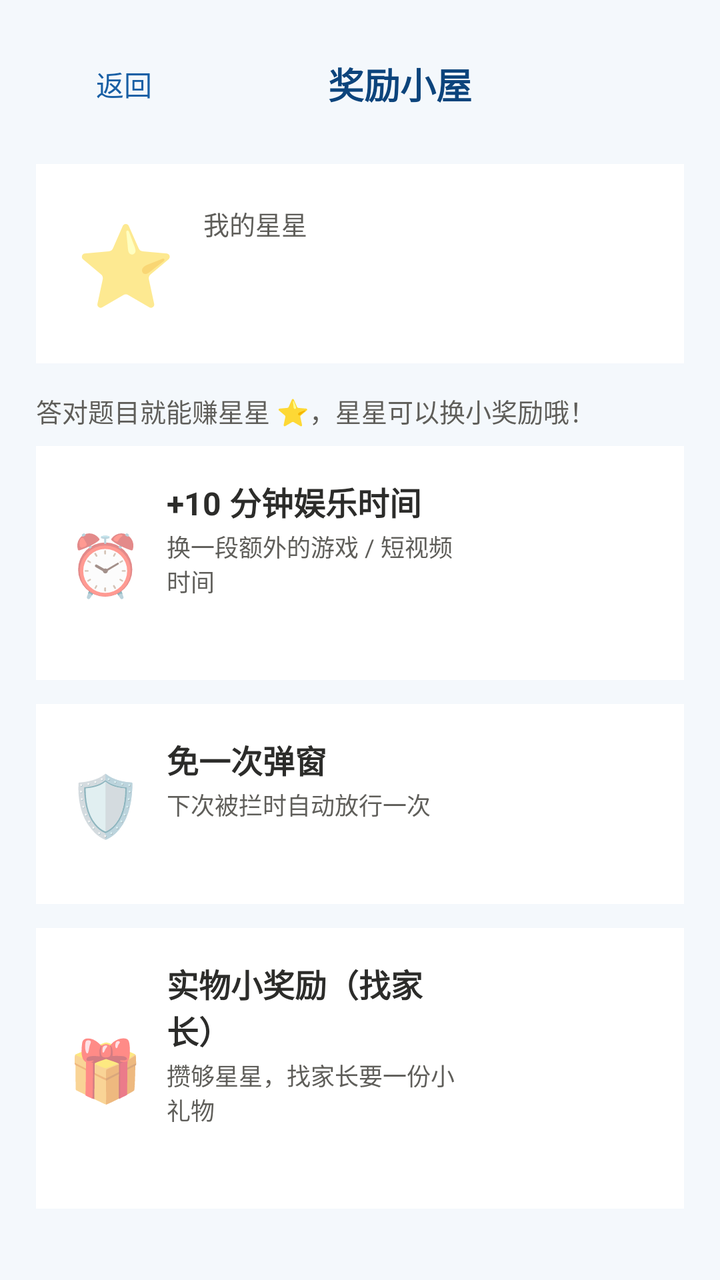
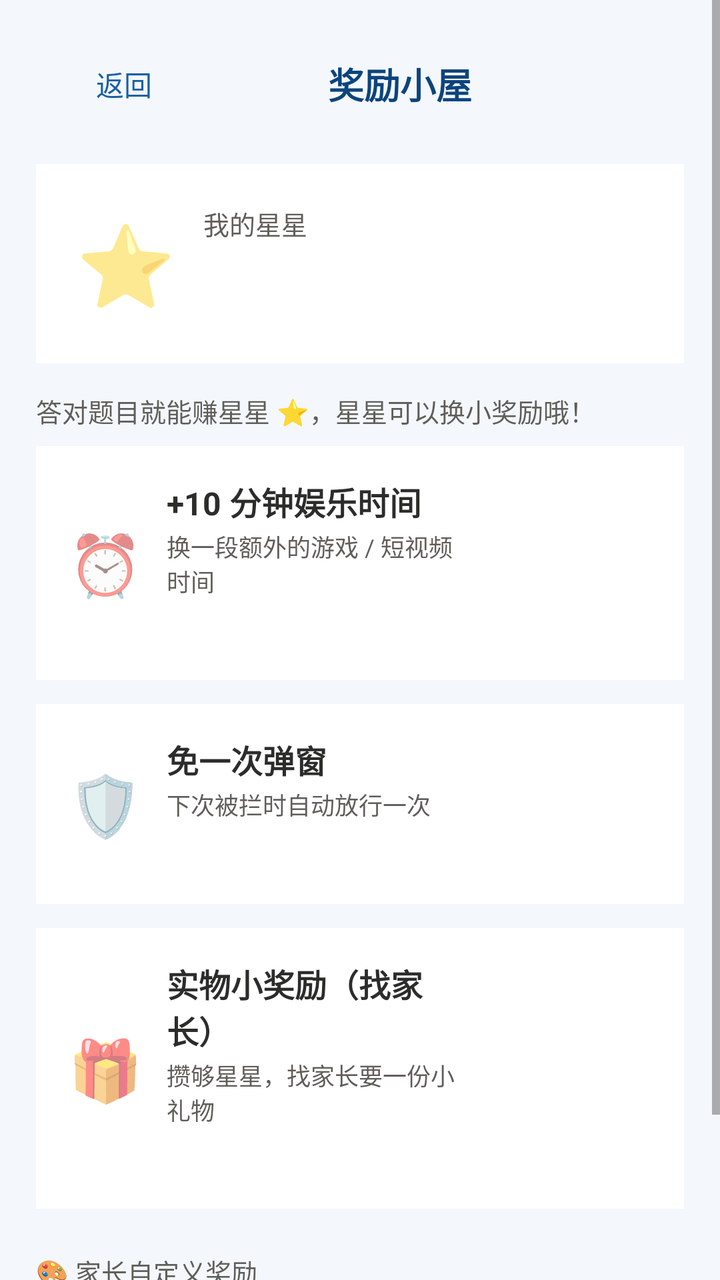

The first picture is an Android layout as it rendered before a commit; the second is the same layout after the commit. The layout source and the unified diff follow.
<!-- AndroidManifest.xml: application theme Theme.KidsGuard -->
<!-- res/layout/activity_reward.xml -->
<?xml version="1.0" encoding="utf-8"?>
<ScrollView xmlns:android="http://schemas.android.com/apk/res/android"
    android:layout_width="match_parent"
    android:layout_height="match_parent"
    android:background="?attr/kgPageBg">

    <LinearLayout
        android:layout_width="match_parent"
        android:layout_height="wrap_content"
        android:orientation="vertical"
        android:paddingStart="18dp"
        android:paddingEnd="18dp"
        android:paddingTop="18dp"
        android:paddingBottom="28dp">

        
        <LinearLayout
            android:layout_width="match_parent"
            android:layout_height="wrap_content"
            android:orientation="horizontal"
            android:gravity="center_vertical">

            <Button
                android:id="@+id/btnBack"
                style="?android:attr/borderlessButtonStyle"
                android:layout_width="wrap_content"
                android:layout_height="wrap_content"
                android:text="@string/practice_back"
                android:textColor="?attr/kgBrand" />

            <TextView
                android:layout_width="0dp"
                android:layout_height="wrap_content"
                android:layout_weight="1"
                android:gravity="center"
                android:text="@string/reward_title"
                android:textColor="?attr/kgBrandDark"
                android:textSize="18sp"
                android:textStyle="bold" />

            <View
                android:layout_width="48dp"
                android:layout_height="1dp" />
        </LinearLayout>

        
        <LinearLayout
            android:layout_width="match_parent"
            android:layout_height="wrap_content"
            android:layout_marginTop="16dp"
            android:orientation="horizontal"
            android:gravity="center_vertical"
            android:background="?attr/kgCardBg"
            android:padding="20dp">

            <TextView
                android:layout_width="wrap_content"
                android:layout_height="wrap_content"
                android:text="⭐"
                android:textSize="40sp" />

            <LinearLayout
                android:layout_width="0dp"
                android:layout_height="wrap_content"
                android:layout_weight="1"
                android:orientation="vertical"
                android:layout_marginStart="14dp">

                <TextView
                    android:layout_width="wrap_content"
                    android:layout_height="wrap_content"
                    android:text="@string/reward_star_label"
                    android:textColor="@color/text_sub"
                    android:textSize="13sp" />

                <TextView
                    android:id="@+id/tvStars"
                    android:layout_width="wrap_content"
                    android:layout_height="wrap_content"
                    android:textColor="?attr/kgBrand"
                    android:textSize="30sp"
                    android:textStyle="bold" />
            </LinearLayout>
        </LinearLayout>

        <TextView
            android:layout_width="wrap_content"
            android:layout_height="wrap_content"
            android:layout_marginTop="14dp"
            android:layout_marginBottom="8dp"
            android:text="@string/reward_intro"
            android:textColor="@color/text_sub"
            android:textSize="13sp" />

        
        <LinearLayout
            android:layout_width="match_parent"
            android:layout_height="wrap_content"
            android:orientation="horizontal"
            android:gravity="center_vertical"
            android:background="?attr/kgCardBg"
            android:padding="16dp"
            android:layout_marginBottom="12dp">

            <TextView
                android:layout_width="wrap_content"
                android:layout_height="wrap_content"
                android:text="⏰"
                android:textSize="30sp" />

            <LinearLayout
                android:layout_width="0dp"
                android:layout_height="wrap_content"
                android:layout_weight="1"
                android:orientation="vertical"
                android:layout_marginStart="12dp">

                <TextView
                    android:layout_width="wrap_content"
                    android:layout_height="wrap_content"
                    android:text="@string/reward_item_time"
                    android:textColor="@color/text_main"
                    android:textSize="16sp"
                    android:textStyle="bold" />

                <TextView
                    android:layout_width="wrap_content"
                    android:layout_height="wrap_content"
                    android:layout_marginTop="2dp"
                    android:text="@string/reward_item_time_desc"
                    android:textColor="@color/text_sub"
                    android:textSize="12sp" />

                <TextView
                    android:id="@+id/tvCostTime"
                    android:layout_width="wrap_content"
                    android:layout_height="wrap_content"
                    android:layout_marginTop="6dp"
                    android:textColor="?attr/kgBrand"
                    android:textSize="14sp"
                    android:textStyle="bold" />
            </LinearLayout>

            <Button
                android:id="@+id/btnExchangeTime"
                style="@style/CartoonButton"
                android:layout_width="wrap_content"
                android:text="@string/reward_btn_exchange" />
        </LinearLayout>

        
        <LinearLayout
            android:layout_width="match_parent"
            android:layout_height="wrap_content"
            android:orientation="horizontal"
            android:gravity="center_vertical"
            android:background="?attr/kgCardBg"
            android:padding="16dp"
            android:layout_marginBottom="12dp">

            <TextView
                android:layout_width="wrap_content"
                android:layout_height="wrap_content"
                android:text="🛡️"
                android:textSize="30sp" />

            <LinearLayout
                android:layout_width="0dp"
                android:layout_height="wrap_content"
                android:layout_weight="1"
                android:orientation="vertical"
                android:layout_marginStart="12dp">

                <TextView
                    android:layout_width="wrap_content"
                    android:layout_height="wrap_content"
                    android:text="@string/reward_item_pass"
                    android:textColor="@color/text_main"
                    android:textSize="16sp"
                    android:textStyle="bold" />

                <TextView
                    android:layout_width="wrap_content"
                    android:layout_height="wrap_content"
                    android:layout_marginTop="2dp"
                    android:text="@string/reward_item_pass_desc"
                    android:textColor="@color/text_sub"
                    android:textSize="12sp" />

                <TextView
                    android:id="@+id/tvCostPass"
                    android:layout_width="wrap_content"
                    android:layout_height="wrap_content"
                    android:layout_marginTop="6dp"
                    android:textColor="?attr/kgBrand"
                    android:textSize="14sp"
                    android:textStyle="bold" />
            </LinearLayout>

            <Button
                android:id="@+id/btnExchangePass"
                style="@style/CartoonButton"
                android:layout_width="wrap_content"
                android:text="@string/reward_btn_exchange" />
        </LinearLayout>

        
        <LinearLayout
            android:layout_width="match_parent"
            android:layout_height="wrap_content"
            android:orientation="horizontal"
            android:gravity="center_vertical"
            android:background="?attr/kgCardBg"
            android:padding="16dp">

            <TextView
                android:layout_width="wrap_content"
                android:layout_height="wrap_content"
                android:text="🎁"
                android:textSize="30sp" />

            <LinearLayout
                android:layout_width="0dp"
                android:layout_height="wrap_content"
                android:layout_weight="1"
                android:orientation="vertical"
                android:layout_marginStart="12dp">

                <TextView
                    android:layout_width="wrap_content"
                    android:layout_height="wrap_content"
                    android:text="@string/reward_item_gift"
                    android:textColor="@color/text_main"
                    android:textSize="16sp"
                    android:textStyle="bold" />

                <TextView
                    android:layout_width="wrap_content"
                    android:layout_height="wrap_content"
                    android:layout_marginTop="2dp"
                    android:text="@string/reward_item_gift_desc"
                    android:textColor="@color/text_sub"
                    android:textSize="12sp" />

                <TextView
                    android:id="@+id/tvCostGift"
                    android:layout_width="wrap_content"
                    android:layout_height="wrap_content"
                    android:layout_marginTop="6dp"
                    android:textColor="?attr/kgBrand"
                    android:textSize="14sp"
                    android:textStyle="bold" />
            </LinearLayout>

            <Button
                android:id="@+id/btnExchangeGift"
                style="@style/CartoonButton"
                android:layout_width="wrap_content"
                android:text="@string/reward_btn_exchange" />
        </LinearLayout>

    </LinearLayout>
</ScrollView>
<!-- resources referenced by this layout -->
<resources>
  <color name="text_main">#2C2C2A</color>
  <color name="text_sub">#5F5E5A</color>
  <string name="practice_back">返回</string>
  <string name="reward_btn_exchange">兑换</string>
  <string name="reward_intro">答对题目就能赚星星 ⭐，星星可以换小奖励哦！</string>
  <string name="reward_item_gift">实物小奖励（找家长）</string>
  <string name="reward_item_gift_desc">攒够星星，找家长要一份小礼物</string>
  <string name="reward_item_pass">免一次弹窗</string>
  <string name="reward_item_pass_desc">下次被拦时自动放行一次</string>
  <string name="reward_item_time">+10 分钟娱乐时间</string>
  <string name="reward_item_time_desc">换一段额外的游戏 / 短视频时间</string>
  <string name="reward_star_label">我的星星</string>
  <string name="reward_title">奖励小屋</string>
  <style name="CartoonButton" parent="Widget.MaterialComponents.Button">
          <item name="shapeAppearanceOverlay">@style/CartoonShapeOverlay</item>
          <item name="android:layout_height">wrap_content</item>
          <item name="android:paddingTop">13dp</item>
          <item name="android:paddingBottom">13dp</item>
          <item name="android:textSize">16sp</item>
          <item name="android:textStyle">bold</item>
          <item name="android:textColor">@android:color/white</item>
          <item name="backgroundTint">?attr/kgBrand</item>
          <item name="elevation">6dp</item>
          <item name="android:stateListAnimator">@null</item>
      </style>
  <style name="Theme.KidsGuard" parent="Theme.KidsGuard.Ocean" />
  <style name="CartoonShapeOverlay">
          <item name="cornerFamily">rounded</item>
          <item name="cornerSize">18dp</item>
      </style>
  <style name="Theme.KidsGuard.Ocean" parent="Theme.MaterialComponents.Light.NoActionBar">
          <item name="colorPrimary">@color/ocean_brand</item>
          <item name="colorPrimaryDark">@color/ocean_brand_dark</item>
          <item name="colorAccent">@color/ocean_brand</item>
          <item name="kgBrand">@color/ocean_brand</item>
          <item name="kgBrandDark">@color/ocean_brand_dark</item>
          <item name="kgBrandLight">@color/ocean_brand_light</item>
          <item name="kgPageBg">@color/ocean_page</item>
          <item name="kgCardBg">@color/bg_card</item>
          <item name="android:windowBackground">@color/ocean_page</item>
          <item name="android:statusBarColor">@color/ocean_brand_dark</item>
      </style>
  <color name="ocean_brand">#185FA5</color>
  <color name="ocean_brand_dark">#0C447C</color>
  <color name="ocean_brand_light">#E6F1FB</color>
  <color name="ocean_page">#F4F8FC</color>
  <color name="bg_card">#FFFFFF</color>
</resources>

<!-- the commit's change to res/layout/activity_reward.xml (unified diff, before → after) -->
@@ -259,5 +259,30 @@
                 android:text="@string/reward_btn_exchange" />
         </LinearLayout>
 
+        
+        <TextView
+            android:layout_width="wrap_content"
+            android:layout_height="wrap_content"
+            android:layout_marginTop="22dp"
+            android:layout_marginBottom="8dp"
+            android:text="@string/reward_custom_label"
+            android:textColor="@color/text_sub"
+            android:textSize="13sp" />
+
+        <LinearLayout
+            android:id="@+id/customContainer"
+            android:layout_width="match_parent"
+            android:layout_height="wrap_content"
+            android:orientation="vertical" />
+
+        <Button
+            android:id="@+id/btnAddReward"
+            style="?android:attr/borderlessButtonStyle"
+            android:layout_width="match_parent"
+            android:layout_height="wrap_content"
+            android:layout_marginTop="6dp"
+            android:text="@string/reward_btn_add"
+            android:textColor="?attr/kgBrand" />
+
     </LinearLayout>
 </ScrollView>
<!-- resource entries referenced after the edit -->
@@ -3,7 +3,9 @@
   <color name="text_main">#2C2C2A</color>
   <color name="text_sub">#5F5E5A</color>
   <string name="practice_back">返回</string>
+  <string name="reward_btn_add">＋ 添加新奖励</string>
   <string name="reward_btn_exchange">兑换</string>
+  <string name="reward_custom_label">🎨 家长自定义奖励</string>
   <string name="reward_intro">答对题目就能赚星星 ⭐，星星可以换小奖励哦！</string>
   <string name="reward_item_gift">实物小奖励（找家长）</string>
   <string name="reward_item_gift_desc">攒够星星，找家长要一份小礼物</string>
